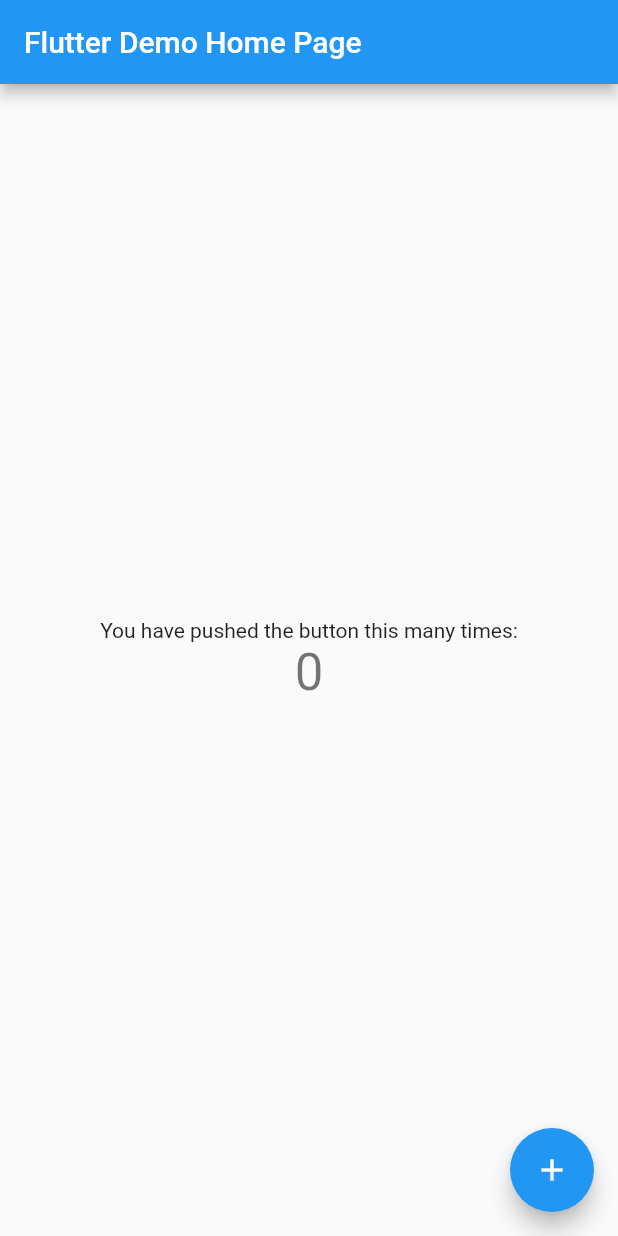
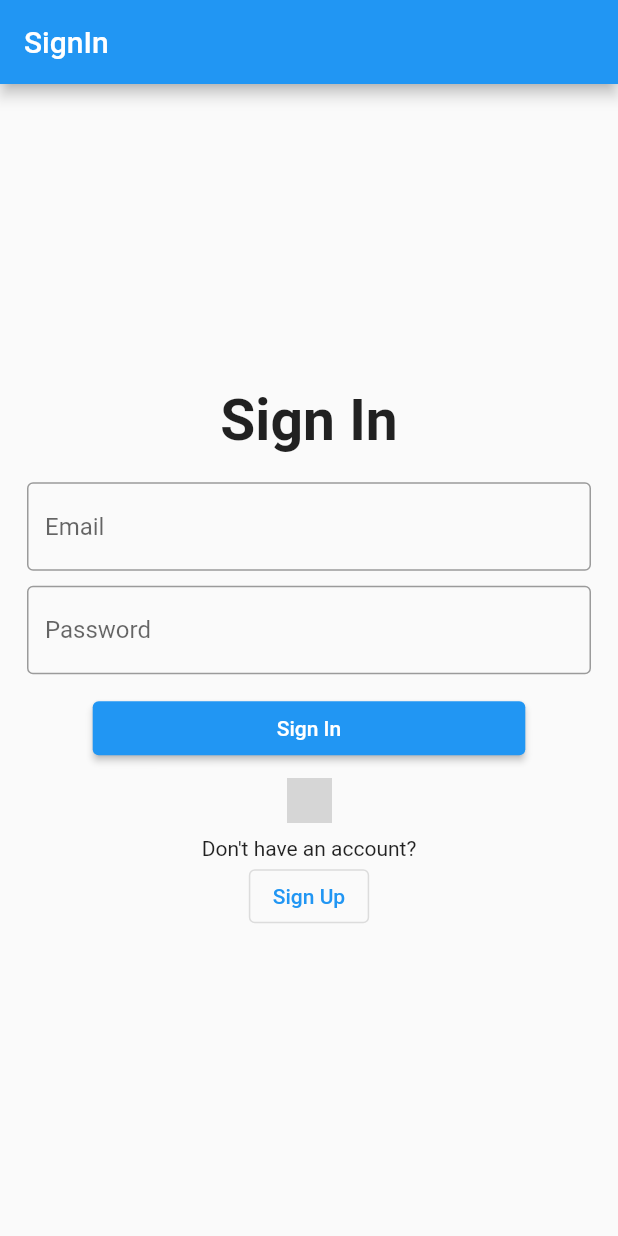
Before and after one commit to bin2ai/flutter_template_ai_art, a Flutter app: the screen it shows after launch, on a phone screen of 412 x 824 dp. Run offline on Flutter 3.47's test engine with Material 2 defaults, Android fonts, the phone set to English and light mode, and no system bars; our stand-ins replace bloc, email_validator, equatable, firebase_auth, firebase_core, flutter_bloc and 1 more; accounts and stored records are empty; generated files the repository leaves out were written again; network calls fail; grey boxes are pictures that could not be loaded.

Commit message:
BLoc Firebase Authentication; email, google

```diff
--- /dev/null
+++ b/lib/bloc/firebase_auth/firebase_auth_event.dart
@@ -0,0 +1,28 @@
+part of 'firebase_auth_bloc.dart';
+
+abstract class AuthEvent extends Equatable {
+  @override
+  List<Object> get props => [];
+}
+
+// When the user signing in with email and password this event is called and the [AuthRepository] is called to sign in the user
+class SignInRequested extends AuthEvent {
+  final String email;
+  final String password;
+
+  SignInRequested(this.email, this.password);
+}
+
+// When the user signing up with email and password this event is called and the [AuthRepository] is called to sign up the user
+class SignUpRequested extends AuthEvent {
+  final String email;
+  final String password;
+
+  SignUpRequested(this.email, this.password);
+}
+
+// When the user signing in with google this event is called and the [AuthRepository] is called to sign in the user
+class GoogleSignInRequested extends AuthEvent {}
+
+// When the user signing out this event is called and the [AuthRepository] is called to sign out the user
+class SignOutRequested extends AuthEvent {}
--- /dev/null
+++ b/lib/bloc/firebase_auth/firebase_auth_state.dart
@@ -0,0 +1,31 @@
+part of 'firebase_auth_bloc.dart';
+
+@immutable
+abstract class AuthState extends Equatable {}
+
+// When the user presses the signin or signup button the state is changed to loading first and then to Authenticated.
+class Loading extends AuthState {
+  @override
+  List<Object?> get props => [];
+}
+
+// When the user is authenticated the state is changed to Authenticated.
+class Authenticated extends AuthState {
+  @override
+  List<Object?> get props => [];
+}
+
+// This is the initial state of the bloc. When the user is not authenticated the state is changed to Unauthenticated.
+class UnAuthenticated extends AuthState {
+  @override
+  List<Object?> get props => [];
+}
+
+// If any error occurs the state is changed to AuthError.
+class AuthError extends AuthState {
+  final String error;
+
+  AuthError(this.error);
+  @override
+  List<Object?> get props => [error];
+}
--- /dev/null
+++ b/lib/data/repos/firebase_auth_repo.dart
@@ -0,0 +1,63 @@
+import 'package:firebase_auth/firebase_auth.dart';
+import 'package:google_sign_in/google_sign_in.dart';
+
+class FirebaseAuthRepo {
+  final _firebaseAuth = FirebaseAuth.instance;
+
+  Future<void> signUp({required String email, required String password}) async {
+    try {
+      await FirebaseAuth.instance
+          .createUserWithEmailAndPassword(email: email, password: password);
+    } on FirebaseAuthException catch (e) {
+      if (e.code == 'weak-password') {
+        throw Exception('The password provided is too weak.');
+      } else if (e.code == 'email-already-in-use') {
+        throw Exception('The account already exists for that email.');
+      }
+    } catch (e) {
+      throw Exception(e.toString());
+    }
+  }
+
+  Future<void> signIn({
+    required String email,
+    required String password,
+  }) async {
+    try {
+      await FirebaseAuth.instance
+          .signInWithEmailAndPassword(email: email, password: password);
+    } on FirebaseAuthException catch (e) {
+      if (e.code == 'user-not-found') {
+        throw Exception('No user found for that email.');
+      } else if (e.code == 'wrong-password') {
+        throw Exception('Wrong password provided for that user.');
+      }
+    }
+  }
+
+  Future<void> signOut() async {
+    try {
+      await _firebaseAuth.signOut();
+    } catch (e) {
+      throw Exception(e);
+    }
+  }
+
+  Future<void> signInWithGoogle() async {
+    try {
+      final GoogleSignInAccount? googleUser = await GoogleSignIn().signIn();
+
+      final GoogleSignInAuthentication? googleAuth =
+          await googleUser?.authentication;
+
+      final credential = GoogleAuthProvider.credential(
+        accessToken: googleAuth?.accessToken,
+        idToken: googleAuth?.idToken,
+      );
+
+      await FirebaseAuth.instance.signInWithCredential(credential);
+    } catch (e) {
+      throw Exception(e.toString());
+    }
+  }
+}
--- a/lib/main.dart
+++ b/lib/main.dart
@@ -1,115 +1,46 @@
+import 'package:flutter_template_ai_art/bloc/firebase_auth/firebase_auth_bloc.dart';
+import 'package:flutter_template_ai_art/data/repos/firebase_auth_repo.dart';
+import 'package:flutter_template_ai_art/screens/dashboard.dart';
+import 'package:flutter_template_ai_art/screens/sign_in.dart';
+import 'package:firebase_auth/firebase_auth.dart';
+import 'package:firebase_core/firebase_core.dart';
 import 'package:flutter/material.dart';
+import 'package:flutter_bloc/flutter_bloc.dart';
 
-void main() {
+import 'firebase_options.dart';
+
+Future<void> main() async {
+  WidgetsFlutterBinding.ensureInitialized();
+  await Firebase.initializeApp(
+    options: DefaultFirebaseOptions.currentPlatform,
+  );
+
   runApp(const MyApp());
 }
 
 class MyApp extends StatelessWidget {
-  const MyApp({super.key});
-
-  // This widget is the root of your application.
+  const MyApp({Key? key}) : super(key: key);
   @override
   Widget build(BuildContext context) {
-    return MaterialApp(
-      title: 'Flutter Demo',
-      theme: ThemeData(
-        // This is the theme of your application.
-        //
-        // Try running your application with "flutter run". You'll see the
-        // application has a blue toolbar. Then, without quitting the app, try
-        // changing the primarySwatch below to Colors.green and then invoke
-        // "hot reload" (press "r" in the console where you ran "flutter run",
-        // or simply save your changes to "hot reload" in a Flutter IDE).
-        // Notice that the counter didn't reset back to zero; the application
-        // is not restarted.
-        primarySwatch: Colors.blue,
+    return RepositoryProvider(
+      create: (context) => FirebaseAuthRepo(),
+      child: BlocProvider(
+        create: (context) => AuthBloc(
+          authRepository: RepositoryProvider.of<FirebaseAuthRepo>(context),
+        ),
+        child: MaterialApp(
+          home: StreamBuilder<User?>(
+              stream: FirebaseAuth.instance.authStateChanges(),
+              builder: (context, snapshot) {
+                // If the snapshot has user data, then they're already signed in. So Navigating to the Dashboard.
+                if (snapshot.hasData) {
+                  return const Dashboard();
+                }
+                // Otherwise, they're not signed in. Show the sign in page.
+                return const SignIn();
+              }),
+        ),
       ),
-      home: const MyHomePage(title: 'Flutter Demo Home Page'),
     );
   }
 }
-
-class MyHomePage extends StatefulWidget {
-  const MyHomePage({super.key, required this.title});
-
-  // This widget is the home page of your application. It is stateful, meaning
-  // that it has a State object (defined below) that contains fields that affect
-  // how it looks.
-
-  // This class is the configuration for the state. It holds the values (in this
-  // case the title) provided by the parent (in this case the App widget) and
-  // used by the build method of the State. Fields in a Widget subclass are
-  // always marked "final".
-
-  final String title;
-
-  @override
-  State<MyHomePage> createState() => _MyHomePageState();
-}
-
-class _MyHomePageState extends State<MyHomePage> {
-  int _counter = 0;
-
-  void _incrementCounter() {
-    setState(() {
-      // This call to setState tells the Flutter framework that something has
-      // changed in this State, which causes it to rerun the build method below
-      // so that the display can reflect the updated values. If we changed
-      // _counter without calling setState(), then the build method would not be
-      // called again, and so nothing would appear to happen.
-      _counter++;
-    });
-  }
-
-  @override
-  Widget build(BuildContext context) {
-    // This method is rerun every time setState is called, for instance as done
-    // by the _incrementCounter method above.
-    //
-    // The Flutter framework has been optimized to make rerunning build methods
-    // fast, so that you can just rebuild anything that needs updating rather
-    // than having to individually change instances of widgets.
-    return Scaffold(
-      appBar: AppBar(
-        // Here we take the value from the MyHomePage object that was created by
-        // the App.build method, and use it to set our appbar title.
-        title: Text(widget.title),
-      ),
-      body: Center(
-        // Center is a layout widget. It takes a single child and positions it
-        // in the middle of the parent.
-        child: Column(
-          // Column is also a layout widget. It takes a list of children and
-          // arranges them vertically. By default, it sizes itself to fit its
-          // children horizontally, and tries to be as tall as its parent.
-          //
-          // Invoke "debug painting" (press "p" in the console, choose the
-          // "Toggle Debug Paint" action from the Flutter Inspector in Android
-          // Studio, or the "Toggle Debug Paint" command in Visual Studio Code)
-          // to see the wireframe for each widget.
-          //
-          // Column has various properties to control how it sizes itself and
-          // how it positions its children. Here we use mainAxisAlignment to
-          // center the children vertically; the main axis here is the vertical
-          // axis because Columns are vertical (the cross axis would be
-          // horizontal).
-          mainAxisAlignment: MainAxisAlignment.center,
-          children: <Widget>[
-            const Text(
-              'You have pushed the button this many times:',
-            ),
-            Text(
-              '$_counter',
-              style: Theme.of(context).textTheme.headline4,
-            ),
-          ],
-        ),
-      ),
-      floatingActionButton: FloatingActionButton(
-        onPressed: _incrementCounter,
-        tooltip: 'Increment',
-        child: const Icon(Icons.add),
-      ), // This trailing comma makes auto-formatting nicer for build methods.
-    );
-  }
-}
--- /dev/null
+++ b/lib/screens/sign_in.dart
@@ -0,0 +1,178 @@
+import 'package:flutter_template_ai_art/bloc/firebase_auth/firebase_auth_bloc.dart';
+import 'package:flutter_template_ai_art/screens/dashboard.dart';
+import 'package:flutter_template_ai_art/screens/sign_up.dart';
+import 'package:email_validator/email_validator.dart';
+import 'package:flutter/material.dart';
+import 'package:flutter_bloc/flutter_bloc.dart';
+
+class SignIn extends StatefulWidget {
+  const SignIn({Key? key}) : super(key: key);
+
+  @override
+  State<SignIn> createState() => _SignInState();
+}
+
+class _SignInState extends State<SignIn> {
+  final _formKey = GlobalKey<FormState>();
+  final _emailController = TextEditingController();
+  final _passwordController = TextEditingController();
+
+  @override
+  void dispose() {
+    _emailController.dispose();
+    _passwordController.dispose();
+    super.dispose();
+  }
+
+  @override
+  Widget build(BuildContext context) {
+    return Scaffold(
+      appBar: AppBar(
+        title: const Text("SignIn"),
+      ),
+      body: BlocListener<AuthBloc, AuthState>(
+        listener: (context, state) {
+          if (state is Authenticated) {
+            // Navigating to the dashboard screen if the user is authenticated
+            Navigator.pushReplacement(context,
+                MaterialPageRoute(builder: (context) => const Dashboard()));
+          }
+          if (state is AuthError) {
+            // Showing the error message if the user has entered invalid credentials
+            ScaffoldMessenger.of(context)
+                .showSnackBar(SnackBar(content: Text(state.error)));
+          }
+        },
+        child: BlocBuilder<AuthBloc, AuthState>(
+          builder: (context, state) {
+            if (state is Loading) {
+              // Showing the loading indicator while the user is signing in
+              return const Center(
+                child: CircularProgressIndicator(),
+              );
+            }
+            if (state is UnAuthenticated) {
+              // Showing the sign in form if the user is not authenticated
+              return Center(
+                child: Padding(
+                  padding: const EdgeInsets.all(18.0),
+                  child: SingleChildScrollView(
+                    reverse: true,
+                    child: Column(
+                      mainAxisAlignment: MainAxisAlignment.center,
+                      children: [
+                        const Text(
+                          "Sign In",
+                          style: TextStyle(
+                            fontSize: 38,
+                            fontWeight: FontWeight.bold,
+                          ),
+                        ),
+                        const SizedBox(
+                          height: 18,
+                        ),
+                        Center(
+                          child: Form(
+                            key: _formKey,
+                            child: Column(
+                              children: [
+                                TextFormField(
+                                  keyboardType: TextInputType.emailAddress,
+                                  controller: _emailController,
+                                  decoration: const InputDecoration(
+                                    hintText: "Email",
+                                    border: OutlineInputBorder(),
+                                  ),
+                                  autovalidateMode:
+                                      AutovalidateMode.onUserInteraction,
+                                  validator: (value) {
+                                    return value != null &&
+                                            !EmailValidator.validate(value)
+                                        ? 'Enter a valid email'
+                                        : null;
+                                  },
+                                ),
+                                const SizedBox(
+                                  height: 10,
+                                ),
+                                TextFormField(
+                                  keyboardType: TextInputType.text,
+                                  controller: _passwordController,
+                                  decoration: const InputDecoration(
+                                    hintText: "Password",
+                                    border: OutlineInputBorder(),
+                                  ),
+                                  autovalidateMode:
+                                      AutovalidateMode.onUserInteraction,
+                                  validator: (value) {
+                                    return value != null && value.length < 6
+                                        ? "Enter min. 6 characters"
+                                        : null;
+                                  },
+                                ),
+                                const SizedBox(
+                                  height: 12,
+                                ),
+                                SizedBox(
+                                  width:
+                                      MediaQuery.of(context).size.width * 0.7,
+                                  child: ElevatedButton(
+                                    onPressed: () {
+                                      _authenticateWithEmailAndPassword(
+                                          context);
+                                    },
+                                    child: const Text('Sign In'),
+                                  ),
+                                )
+                              ],
+                            ),
+                          ),
+                        ),
+                        IconButton(
+                          onPressed: () {
+                            _authenticateWithGoogle(context);
+                          },
+                          icon: Image.network(
+                            "https://upload.wikimedia.org/wikipedia/commons/thumb/5/53/Google_%22G%22_Logo.svg/1200px-Google_%22G%22_Logo.svg.png",
+                            height: 30,
+                            width: 30,
+                          ),
+                        ),
+                        const Text("Don't have an account?"),
+                        OutlinedButton(
+                          onPressed: () {
+                            Navigator.pushReplacement(
+                              context,
+                              MaterialPageRoute(
+                                  builder: (context) => const SignUp()),
+                            );
+                          },
+                          child: const Text("Sign Up"),
+                        )
+                      ],
+                    ),
+                  ),
+                ),
+              );
+            }
+            return Container();
+          },
+        ),
+      ),
+    );
+  }
+
+  void _authenticateWithEmailAndPassword(context) {
+    if (_formKey.currentState!.validate()) {
+      BlocProvider.of<AuthBloc>(context).add(
+        SignInRequested(_emailController.text, _passwordController.text),
+      );
+    }
+  }
+
+  void _authenticateWithGoogle(context) {
+    BlocProvider.of<AuthBloc>(context).add(
+      GoogleSignInRequested(),
+    );
+  }
+}
```
Also changed, not shown: lib/bloc/firebase_auth/firebase_auth_bloc.dart (added, +56 -0 lines), lib/screens/dashboard.dart (added, +57 -0 lines), lib/screens/sign_up.dart (added, +177 -0 lines), 1 other file.
